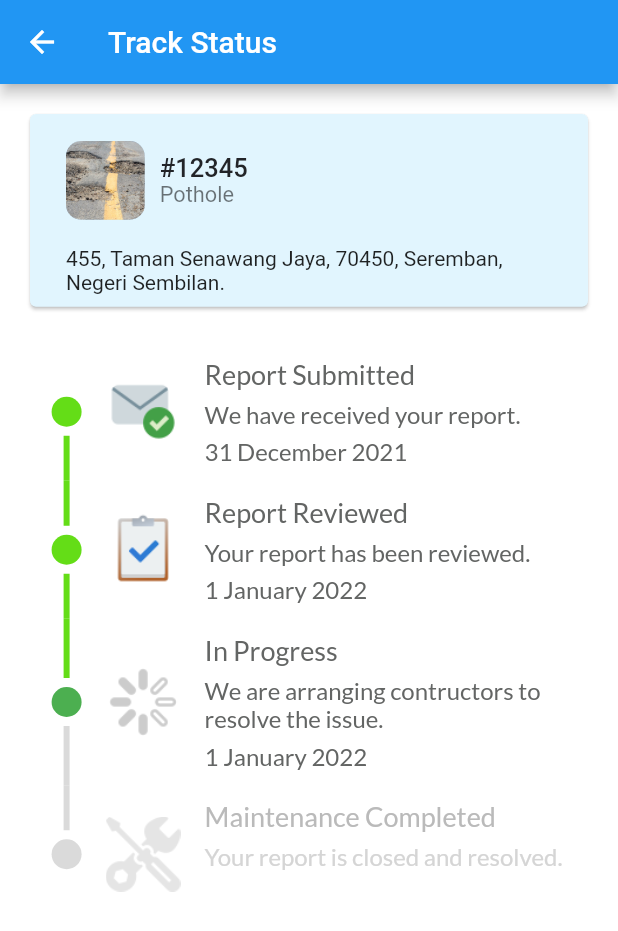
After one commit to WongYewKeong/EasyReport, a Flutter app: the ReportStatus screen opened directly, on a phone screen of 412 x 824 dp. The commit adds this screen. Shown: the top 931 px of the screen. Run offline on Flutter 3.47's test engine with Material 2 defaults, Android fonts, the phone set to English and light mode, and no system bars; drawn by our look-alikes of getwidget, timeline_tile; our stand-ins replace convex_bottom_bar, firebase_auth, firebase_core, flutter_svg, google_fonts, introduction_screen; missing offline and left inert: kommunicate_flutter; accounts and stored records are empty.

Commit message:
Add track status page

```diff
--- a/lib/Ui/login.dart
+++ b/lib/Ui/login.dart
@@ -4,7 +4,6 @@ import 'package:firebase_auth/firebase_auth.dart';
 import 'package:flutter_prototype/Component/button.dart';
 import 'package:flutter_prototype/Ui/onboarding.dart';
 import '../constants.dart';
-import 'home.dart';
 import 'register.dart';
 import './onboarding.dart';
 
--- a/lib/Ui/mainhome.dart
+++ b/lib/Ui/mainhome.dart
@@ -1,4 +1,5 @@
 import 'package:flutter/material.dart';
+import 'package:flutter_prototype/Ui/reportstatus.dart';
 import 'package:kommunicate_flutter/kommunicate_flutter.dart';
 
 
@@ -57,9 +58,12 @@ class Home extends StatelessWidget {
                   children: [
                     TextButton(
                       onPressed: () {
-                        // Perform some action
+                        Navigator.push(
+                        context,
+                        MaterialPageRoute(builder: (context) =>ReportStatus()),
+                      );
                       },
-                      child: const Text('View Details'),
+                      child: const Text('Track Status'),
                     ),
 
                   ],
@@ -95,9 +99,12 @@ class Home extends StatelessWidget {
                   children: [
                     TextButton(
                       onPressed: () {
-                        // Perform some action
+                        Navigator.push(
+                        context,
+                        MaterialPageRoute(builder: (context) =>ReportStatus()),
+                      );
                       },
-                      child: const Text('View Details'),
+                      child: const Text('Track Status'),
                     ),
 
                   ],
@@ -133,9 +140,12 @@ class Home extends StatelessWidget {
                   children: [
                     TextButton(
                       onPressed: () {
-                        // Perform some action
+                        Navigator.push(
+                        context,
+                        MaterialPageRoute(builder: (context) =>ReportStatus()),
+                      );
                       },
-                      child: const Text('View Details'),
+                      child: const Text('Track Status'),
                     ),
 
                   ],
--- /dev/null
+++ b/lib/Ui/reportstatus.dart
@@ -0,0 +1,215 @@
+import 'package:flutter/material.dart';
+import 'package:timeline_tile/timeline_tile.dart';
+import 'package:google_fonts/google_fonts.dart';
+import 'package:getwidget/getwidget.dart';
+
+class ReportStatus extends StatelessWidget {
+  @override
+  Widget build(BuildContext context) {
+    return
+    Scaffold(
+      appBar: AppBar(title: Text('Track Status'),),
+      body: Column(
+              children: <Widget>[
+                _Header(),
+                Expanded(child: _Timeline()),
+              ],
+            ),
+
+
+    );
+  }
+}
+class _Timeline extends StatelessWidget{
+   @override
+  Widget build(BuildContext context) {
+    return
+       ListView(
+         padding: EdgeInsets.symmetric(vertical: 4.0,horizontal: 4.0),
+        shrinkWrap: true,
+        children: <Widget>[
+          TimelineTile(
+            alignment: TimelineAlign.manual,
+            lineXY: 0.1,
+            isFirst: true,
+            indicatorStyle: const IndicatorStyle(
+              width: 20,
+              color: Color(0xFF64DD17),
+              padding: EdgeInsets.all(6),
+            ),
+            endChild: const _RightChild(
+              asset: 'assets/images/received.png',
+              title: 'Report Submitted',
+              message: 'We have received your report.',
+              date:'31 December 2021'
+            ),
+            beforeLineStyle: const LineStyle(
+              color: Color(0xFF64DD17),
+            ),
+          ),
+          TimelineTile(
+            alignment: TimelineAlign.manual,
+            lineXY: 0.1,
+            indicatorStyle: const IndicatorStyle(
+              width: 20,
+              color: Color(0xFF64DD17),
+              padding: EdgeInsets.all(6),
+            ),
+            endChild: const _RightChild(
+              asset: 'assets/images/inspection.png',
+              title: 'Report Reviewed',
+              message: 'Your report has been reviewed.',
+              date: '1 January 2022',
+            ),
+            beforeLineStyle: const LineStyle(
+              color: Color(0xFF64DD17),
+            ),
+          ),
+          TimelineTile(
+            alignment: TimelineAlign.manual,
+            lineXY: 0.1,
+            indicatorStyle: const IndicatorStyle(
+              width: 20,
+              color: Color(0xFF4CAF50),
+              padding: EdgeInsets.all(6),
+            ),
+            endChild: const _RightChild(
+              asset: 'assets/images/progress-indicator.png',
+              title: 'In Progress',
+              message: 'We are arranging contructors to resolve the issue.',
+              date: '1 January 2022',
+            ),
+            beforeLineStyle: const LineStyle(
+              color: Color(0xFF64DD17),
+            ),
+            afterLineStyle: const LineStyle(
+              color: Color(0xFFDADADA),
+            ),
+          ),
+          TimelineTile(
+            alignment: TimelineAlign.manual,
+            lineXY: 0.1,
+            isLast: true,
+            indicatorStyle: const IndicatorStyle(
+              width: 20,
+              color: Color(0xFFDADADA),
+              padding: EdgeInsets.all(6),
+            ),
+            endChild: const _RightChild(
+              disabled: true,
+              asset: 'assets/images/maintenance.png',
+              title: 'Maintenance Completed',
+              message: 'Your report is closed and resolved.',
+              date: '',
+            ),
+            beforeLineStyle: const LineStyle(
+              color: Color(0xFFDADADA),
+            ),
+          ),
+        ],
+      );
+  }
+}
+class _RightChild extends StatelessWidget {
+  const _RightChild({
+
+    required this.asset,
+    required this.title,
+    required this.message,
+    required this.date,
+    this.disabled = false,
+  }) ;
+
+  final String asset;
+  final String title;
+  final String message;
+  final String date;
+  final bool disabled;
+
+  @override
+  Widget build(BuildContext context) {
+    return Padding(
+      padding: const EdgeInsets.all(10.0),
+      child: Row(
+        children: <Widget>[
+          Opacity(
+            child: Image.asset(asset, height: 50),
+            opacity: disabled ? 0.5 : 1,
+          ),
+          const SizedBox(width: 16),
+          Flexible(child:
+          Column(
+            crossAxisAlignment: CrossAxisAlignment.start,
+            mainAxisSize: MainAxisSize.min,
+
+            children: <Widget>[
+              Text(
+                title,
+                style: GoogleFonts.lato(
+                  color: disabled
+                      ? const Color(0xFFBABABA)
+                      : const Color(0xFF636564),
+                  fontSize: 18,
+                  fontWeight: FontWeight.w500,
+                ),
+              ),
+              const SizedBox(height: 6),
+              Text(
+                message,
+                style: GoogleFonts.lato(
+                  color: disabled
+                      ? const Color(0xFFD5D5D5)
+                      : const Color(0xFF636564),
+                  fontSize: 16,
+                ),
+              ),
+              const SizedBox(height: 6),
+              Text(
+                date,
+                style: GoogleFonts.lato(
+                  color: disabled
+                      ? const Color(0xFFD5D5D5)
+                      : const Color(0xFF636564),
+                  fontSize: 16,
+                ),
+              ),
+            ],
+          ),
+          ),
+        ],
+      ),
+    );
+  }
+}
+
+class _Header extends StatelessWidget {
+  @override
+  Widget build(BuildContext context) {
+    return
+      Padding(
+        padding: const EdgeInsets.all(4),
+        child:
+          GFCard(
+            boxFit: BoxFit.cover,
+            titlePosition: GFPosition.start,
+
+            color: Colors.lightBlue[50],
+            title: GFListTile(
+              margin: EdgeInsets.symmetric(vertical: 6.0,horizontal: 4.0),
+              avatar: GFAvatar(
+                backgroundImage: AssetImage('assets/images/pothole.jpg'),
+                shape: GFAvatarShape.standard,
+              ),
+
+              titleText: '#12345',
+              subTitleText: 'Pothole',
+            ),
+            content: Text("455, Taman Senawang Jaya, 70450, Seremban, Negeri Sembilan."),
+
+            ),
+
+        );
+
+
+  }
+}
--- a/pubspec.yaml
+++ b/pubspec.yaml
@@ -41,6 +41,8 @@ dependencies:
   # The following adds the Cupertino Icons font to your application.
   # Use with the CupertinoIcons class for iOS style icons.
   cupertino_icons: ^1.0.2
+  timeline_tile: ^2.0.0
+  google_fonts: ^2.2.0
 
 
 dev_dependencies:
```
Also changed, not shown: assets/images/inspection.png (added), assets/images/maintenance.png (added), assets/images/progress-indicator.png (added), assets/images/received.png (added), pubspec.lock.
